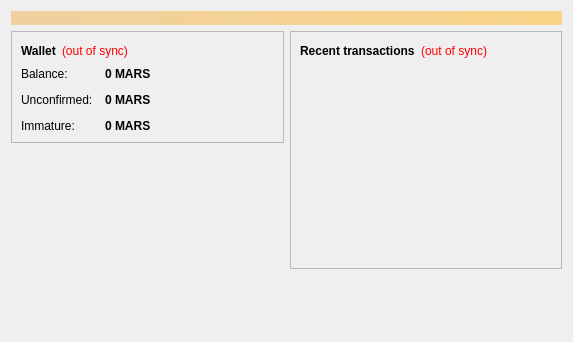
Qt form src/qt/forms/overviewpage.ui (marscoin/marscoin) before a commit.
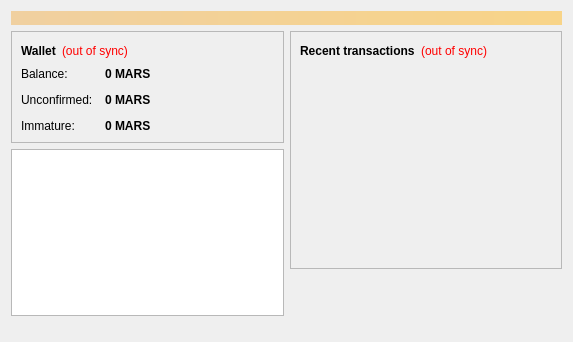
The same form after that commit.

Diff of the .ui file:
```diff
--- a/src/qt/forms/overviewpage.ui
+++ b/src/qt/forms/overviewpage.ui
@@ -189,6 +189,9 @@
          </layout>
         </widget>
        </item>
+       <item>
+        <widget class="QGraphicsView" name="graphicsView"/>
+       </item>
        <item>
         <spacer name="verticalSpacer">
          <property name="orientation">
```
